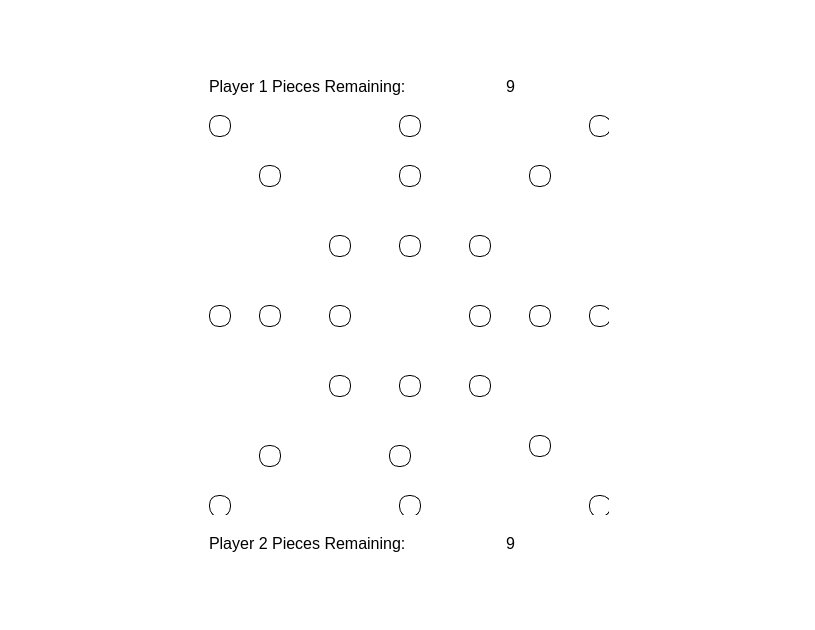
aaeilts/Nine-Mens-Morris, file gamescreen.ui: the form before one commit.
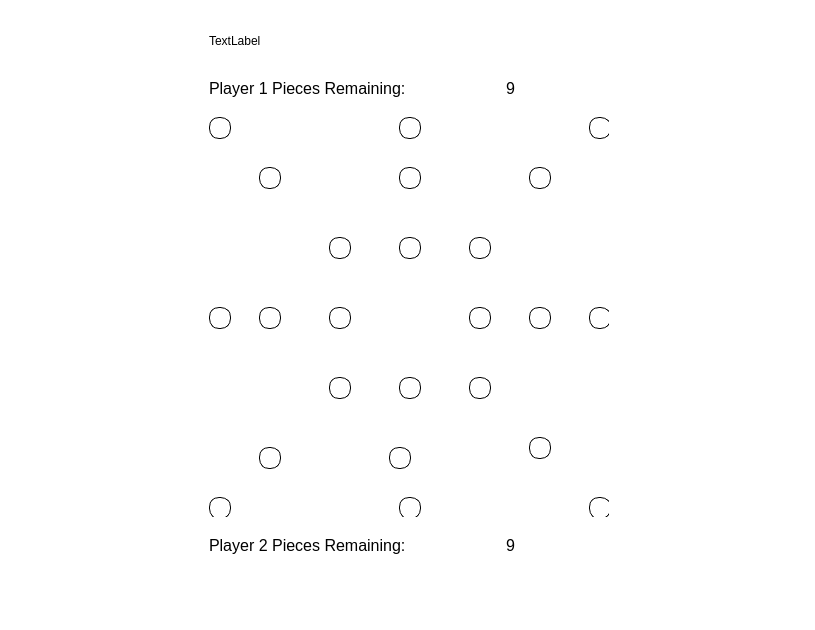
The form after the commit. Icons and pictures are not drawn.

Diff of the .ui file:
```diff
--- a/gamescreen.ui
+++ b/gamescreen.ui
@@ -23,7 +23,46 @@
    <property name="rightMargin">
     <number>9</number>
    </property>
-   <item row="1" column="1">
+   <item row="4" column="2">
+    <widget class="QLabel" name="p2_pieces">
+     <property name="text">
+      <string>&lt;html&gt;&lt;head/&gt;&lt;body&gt;&lt;p align=&quot;center&quot;&gt;&lt;span style=&quot; font-size:12pt;&quot;&gt;9&lt;/span&gt;&lt;/p&gt;&lt;/body&gt;&lt;/html&gt;</string>
+     </property>
+    </widget>
+   </item>
+   <item row="5" column="2">
+    <spacer name="verticalSpacer_4">
+     <property name="orientation">
+      <enum>Qt::Vertical</enum>
+     </property>
+     <property name="sizeHint" stdset="0">
+      <size>
+       <width>20</width>
+       <height>40</height>
+      </size>
+     </property>
+    </spacer>
+   </item>
+   <item row="4" column="1">
+    <widget class="QLabel" name="p2_label">
+     <property name="sizePolicy">
+      <sizepolicy hsizetype="Preferred" vsizetype="Fixed">
+       <horstretch>0</horstretch>
+       <verstretch>0</verstretch>
+      </sizepolicy>
+     </property>
+     <property name="minimumSize">
+      <size>
+       <width>0</width>
+       <height>45</height>
+      </size>
+     </property>
+     <property name="text">
+      <string>&lt;html&gt;&lt;head/&gt;&lt;body&gt;&lt;p&gt;&lt;span style=&quot; font-size:12pt;&quot;&gt;Player 2 Pieces Remaining:&lt;/span&gt;&lt;/p&gt;&lt;/body&gt;&lt;/html&gt;</string>
+     </property>
+    </widget>
+   </item>
+   <item row="2" column="1">
     <widget class="QLabel" name="p1_label">
      <property name="sizePolicy">
       <sizepolicy hsizetype="Preferred" vsizetype="Fixed">
@@ -42,14 +81,7 @@
      </property>
     </widget>
    </item>
-   <item row="3" column="2">
-    <widget class="QLabel" name="p2_pieces">
-     <property name="text">
-      <string>&lt;html&gt;&lt;head/&gt;&lt;body&gt;&lt;p align=&quot;center&quot;&gt;&lt;span style=&quot; font-size:12pt;&quot;&gt;9&lt;/span&gt;&lt;/p&gt;&lt;/body&gt;&lt;/html&gt;</string>
-     </property>
-    </widget>
-   </item>
-   <item row="2" column="0">
+   <item row="3" column="0">
     <spacer name="horizontalSpacer_3">
      <property name="orientation">
       <enum>Qt::Horizontal</enum>
@@ -62,53 +94,30 @@
      </property>
     </spacer>
    </item>
+   <item row="2" column="2">
+    <widget class="QLabel" name="p1_pieces">
+     <property name="text">
+      <string>&lt;html&gt;&lt;head/&gt;&lt;body&gt;&lt;p align=&quot;center&quot;&gt;&lt;span style=&quot; font-size:12pt;&quot;&gt;9&lt;/span&gt;&lt;/p&gt;&lt;/body&gt;&lt;/html&gt;</string>
+     </property>
+    </widget>
+   </item>
    <item row="0" column="2">
     <spacer name="verticalSpacer_2">
      <property name="orientation">
       <enum>Qt::Vertical</enum>
      </property>
-     <property name="sizeHint" stdset="0">
-      <size>
-       <width>20</width>
-       <height>40</height>
-      </size>
+     <property name="sizeType">
+      <enum>QSizePolicy::Fixed</enum>
      </property>
-    </spacer>
-   </item>
-   <item row="2" column="3">
-    <spacer name="horizontalSpacer_4">
-     <property name="orientation">
-      <enum>Qt::Horizontal</enum>
-     </property>
      <property name="sizeHint" stdset="0">
       <size>
-       <width>40</width>
-       <height>20</height>
-      </size>
-     </property>
-    </spacer>
-   </item>
-   <item row="0" column="1">
-    <spacer name="verticalSpacer">
-     <property name="orientation">
-      <enum>Qt::Vertical</enum>
-     </property>
-     <property name="sizeHint" stdset="0">
-      <size>
        <width>20</width>
-       <height>40</height>
+       <height>10</height>
       </size>
      </property>
     </spacer>
    </item>
-   <item row="1" column="2">
-    <widget class="QLabel" name="p1_pieces">
-     <property name="text">
-      <string>&lt;html&gt;&lt;head/&gt;&lt;body&gt;&lt;p align=&quot;center&quot;&gt;&lt;span style=&quot; font-size:12pt;&quot;&gt;9&lt;/span&gt;&lt;/p&gt;&lt;/body&gt;&lt;/html&gt;</string>
-     </property>
-    </widget>
-   </item>
-   <item row="2" column="1" colspan="2">
+   <item row="3" column="1" colspan="2">
     <widget class="QWidget" name="board" native="true">
      <property name="sizePolicy">
       <sizepolicy hsizetype="Fixed" vsizetype="Fixed">
@@ -1042,26 +1051,23 @@
      </widget>
     </widget>
    </item>
-   <item row="3" column="1">
-    <widget class="QLabel" name="p2_label">
-     <property name="sizePolicy">
-      <sizepolicy hsizetype="Preferred" vsizetype="Fixed">
-       <horstretch>0</horstretch>
-       <verstretch>0</verstretch>
-      </sizepolicy>
+   <item row="0" column="1">
+    <spacer name="verticalSpacer">
+     <property name="orientation">
+      <enum>Qt::Vertical</enum>
      </property>
-     <property name="minimumSize">
+     <property name="sizeType">
+      <enum>QSizePolicy::Fixed</enum>
+     </property>
+     <property name="sizeHint" stdset="0">
       <size>
-       <width>0</width>
-       <height>45</height>
+       <width>20</width>
+       <height>10</height>
       </size>
      </property>
-     <property name="text">
-      <string>&lt;html&gt;&lt;head/&gt;&lt;body&gt;&lt;p&gt;&lt;span style=&quot; font-size:12pt;&quot;&gt;Player 2 Pieces Remaining:&lt;/span&gt;&lt;/p&gt;&lt;/body&gt;&lt;/html&gt;</string>
-     </property>
-    </widget>
+    </spacer>
    </item>
-   <item row="4" column="1">
+   <item row="5" column="1">
     <spacer name="verticalSpacer_3">
      <property name="orientation">
       <enum>Qt::Vertical</enum>
@@ -1074,19 +1080,38 @@
      </property>
     </spacer>
    </item>
-   <item row="4" column="2">
-    <spacer name="verticalSpacer_4">
+   <item row="3" column="3">
+    <spacer name="horizontalSpacer_4">
      <property name="orientation">
-      <enum>Qt::Vertical</enum>
+      <enum>Qt::Horizontal</enum>
      </property>
      <property name="sizeHint" stdset="0">
       <size>
-       <width>20</width>
-       <height>40</height>
+       <width>40</width>
+       <height>20</height>
       </size>
      </property>
     </spacer>
    </item>
+   <item row="1" column="1" colspan="2">
+    <widget class="QLabel" name="turn_label">
+     <property name="sizePolicy">
+      <sizepolicy hsizetype="Preferred" vsizetype="Fixed">
+       <horstretch>0</horstretch>
+       <verstretch>0</verstretch>
+      </sizepolicy>
+     </property>
+     <property name="minimumSize">
+      <size>
+       <width>0</width>
+       <height>39</height>
+      </size>
+     </property>
+     <property name="text">
+      <string>TextLabel</string>
+     </property>
+    </widget>
+   </item>
   </layout>
  </widget>
  <resources/>
```
